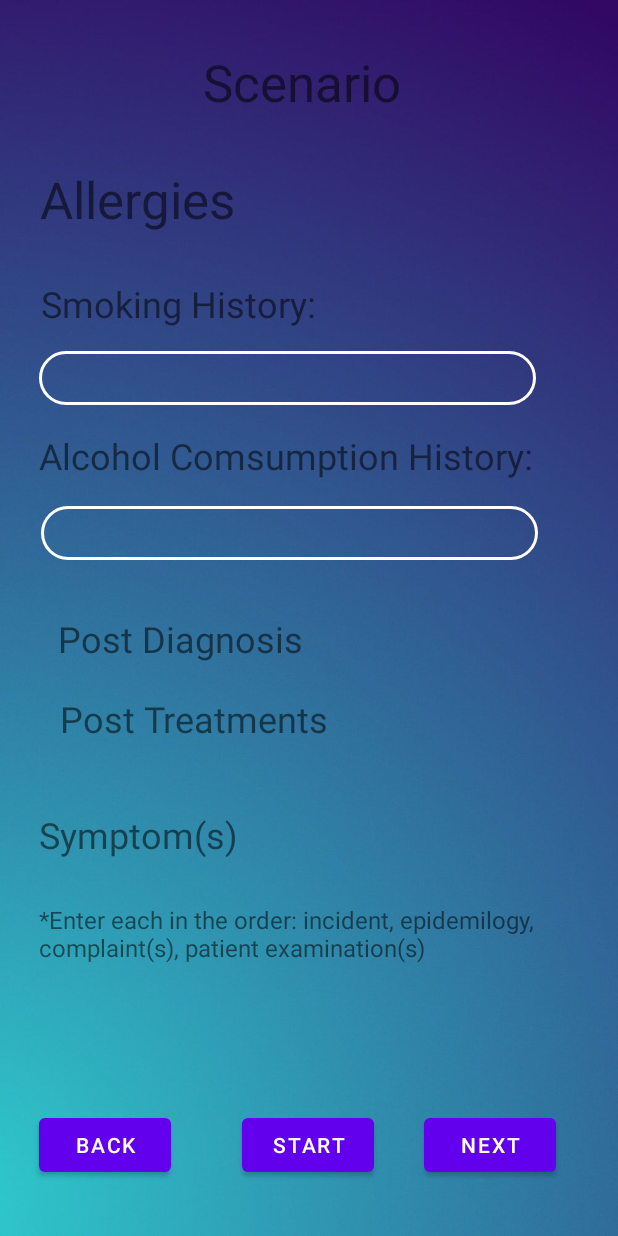
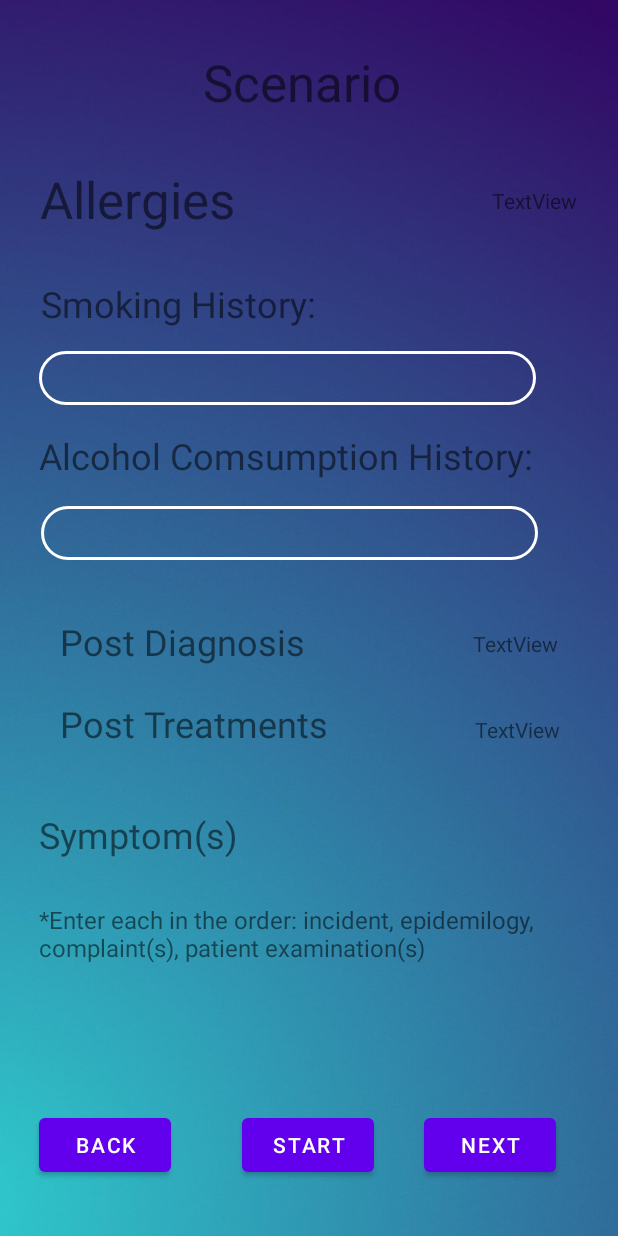
Before and after one commit to Femlol1/MyApp, an Android app: the Scenario_View screen opened directly, with no data from a screen before it, on a phone screen of 412 x 824 dp. Run offline under Robolectric (Android 15) with nearby library versions, the phone set to English and light mode, and no system bars; our stand-ins replace Firebase (no records; nobody signed in at launch, a user with empty details on screens opened directly); Roboto replaces fonts that are not available here.

Commit message:
Created start scenario page

```diff
--- a/files/AndroidDevelopment/app/src/main/AndroidManifest.xml
+++ b/files/AndroidDevelopment/app/src/main/AndroidManifest.xml
@@ -59,6 +59,7 @@
             android:exported="false" />
 
 
+
         <meta-data
             android:name="preloaded_fonts"
             android:resource="@array/preloaded_fonts" />
--- a/files/AndroidDevelopment/app/src/main/java/com/example/androidlogin/CreatePatient.java
+++ b/files/AndroidDevelopment/app/src/main/java/com/example/androidlogin/CreatePatient.java
@@ -6,12 +6,15 @@ import java.util.Date;
 import androidx.annotation.NonNull;
 import androidx.appcompat.app.AppCompatActivity;
 
+import android.app.DatePickerDialog;
 import android.content.Intent;
+import android.icu.util.Calendar;
 import android.os.Bundle;
 import android.view.ContextMenu;
 import android.view.MenuItem;
 import android.view.View;
 import android.widget.Button;
+import android.widget.DatePicker;
 import android.widget.EditText;
 import android.widget.ImageButton;
 import android.widget.Spinner;
@@ -33,6 +36,7 @@ public class CreatePatient extends AppCompatActivity implements View.OnClickList
 
     // Declare patient object that can be modified in other classes too
     public static Patient patient;
+    private int mDate,mMonnth , mYear;
 
 
     @Override
@@ -52,6 +56,7 @@ public class CreatePatient extends AppCompatActivity implements View.OnClickList
         inputNextOfKin = (EditText) findViewById(R.id.editTextNextOfKin);
         inputNextOfKinAddress = (EditText) findViewById(R.id.editTextNextOfKinAddress);
 
+
         registerForContextMenu(inputGender);
 
         // Instantiate a patient object whose attributes can be updated with user inputs
@@ -68,6 +73,26 @@ public class CreatePatient extends AppCompatActivity implements View.OnClickList
         btnCpNext = findViewById(R.id.btnCpNext);
         btnCpNext.setOnClickListener(this);
 
+       /* inputRegDate.setOnClickListener(new View.OnClickListener() {
+            @Override
+            public void onClick(View view) {
+                final Calendar inputRegDate = Calendar.getInstance();
+                mDate = inputRegDate2.get(Calendar.DATE);
+                mMonnth = inputRegDate2.get(Calendar.MONTH);
+                mYear = inputRegDate2.get(Calendar.YEAR);
+                DatePickerDialog datePickerDialog = new DatePickerDialog(CreatePatient.this, andriod.R.style, new DatePickerDialog.OnDateSetListener() {
+                    @Override
+                    public void onDateSet(DatePicker datePicker, int i, int i1, int i2) {
+                        inputRegDate.setText(
+)
+                    }
+                })
+
+
+
+            }
+        });*/
+
     }
 
     @Override
@@ -78,6 +103,7 @@ public class CreatePatient extends AppCompatActivity implements View.OnClickList
 
 
     }
+
 
     @Override
     public boolean onContextItemSelected(@NonNull MenuItem item) {
--- a/files/AndroidDevelopment/app/src/main/java/com/example/androidlogin/Scenario_View.java
+++ b/files/AndroidDevelopment/app/src/main/java/com/example/androidlogin/Scenario_View.java
@@ -1,21 +1,100 @@
 package com.example.androidlogin;
 
+import android.content.Intent;
 import android.os.Bundle;
 import android.view.View;
+import android.widget.Button;
+import android.widget.TextView;
+import android.widget.Toast;
 
+import androidx.annotation.NonNull;
 import androidx.appcompat.app.AppCompatActivity;
 
-public class Scenario_View extends AppCompatActivity implements View.OnClickListener {
+import com.google.firebase.database.DataSnapshot;
+import com.google.firebase.database.DatabaseError;
+import com.google.firebase.database.DatabaseReference;
+import com.google.firebase.database.FirebaseDatabase;
+import com.google.firebase.database.ValueEventListener;
+
+public class Scenario_View extends AppCompatActivity {
+
+    TextView Allergies, SmokingHistory, AlxhoholConsunptionHistory, PostDiagnosis,PostTreatmment,Symptoms;
+    Button showbutton, nxtbutton, bckbutton;
+    DatabaseReference reff;
 
     @Override
     protected void onCreate(Bundle savedInstanceState) {
         super.onCreate(savedInstanceState);
         setContentView(R.layout.activity_viewscenario);
 
+
+        Allergies = (TextView) findViewById(R.id.allergiesView);
+        SmokingHistory = (TextView) findViewById(R.id.smokingHistoryView);
+        AlxhoholConsunptionHistory = (TextView) findViewById(R.id.alchoholConsumptionHistoryView);
+        PostDiagnosis = (TextView) findViewById(R.id.pDiagnosisView);
+        PostTreatmment = (TextView) findViewById(R.id.pTreatmentView);
+        Symptoms = (TextView) findViewById(R.id.textsymptomexplanation);
+
+
+
+        showbutton = (Button) findViewById(R.id.buttonstart);
+        nxtbutton = (Button) findViewById(R.id.buttonnext2);
+        bckbutton = (Button) findViewById(R.id.buttonback);
+
+
+
+        nxtbutton.setOnClickListener(new View.OnClickListener() {
+            @Override
+            public void onClick(View view) {
+                Toast.makeText(Scenario_View.this, "we are going to go further in sprint 4", Toast.LENGTH_SHORT).show();
+            }
+        });
+        bckbutton.setOnClickListener(new View.OnClickListener() {
+            @Override
+            public void onClick(View view) {
+                startActivity(new Intent(Scenario_View.this, MainActivity.class));;
+                Toast.makeText(Scenario_View.this, "Main Page", Toast.LENGTH_SHORT).show();
+            }
+        });
+
+        showbutton.setOnClickListener(new View.OnClickListener() {
+            @Override
+            public void onClick(View view) {
+                reff = FirebaseDatabase.getInstance().getReference().child("Scenarios").child("S1");
+                reff.addValueEventListener(new ValueEventListener() {
+                    @Override
+                    public void onDataChange(@NonNull DataSnapshot dataSnapshot) {
+                        String allergies = dataSnapshot.child("allergies").getValue().toString();
+                        String smokingHistory = dataSnapshot.child("smoking").getValue().toString();
+                        String alcohol = dataSnapshot.child("alcohol").getValue().toString();
+                        String pdiagnosis = dataSnapshot.child("diagnosis").getValue().toString();
+                        String ptreatments = dataSnapshot.child("treatments").getValue().toString();
+                        String symptoms = dataSnapshot.child("symptoms").getValue().toString();
+
+                        Allergies.setText(allergies);
+                        SmokingHistory.setText(smokingHistory);
+                        AlxhoholConsunptionHistory.setText(alcohol);
+                        PostDiagnosis.setText(pdiagnosis);
+                        PostTreatmment.setText(ptreatments);
+                        Symptoms.setText(symptoms);
+
+
+                    }
+
+                    @Override
+                    public void onCancelled(@NonNull DatabaseError error) {
+
+                    }
+                });
+
+            }
+        });
+
+
     }
 
-    @Override
-    public void onClick(View view) {
 
-    }
+
+
+
 }
--- a/files/AndroidDevelopment/app/src/main/res/layout/activity_viewscenario.xml
+++ b/files/AndroidDevelopment/app/src/main/res/layout/activity_viewscenario.xml
@@ -9,17 +9,17 @@
 
     <TextView
         android:id="@+id/textposttreatments"
-        android:layout_width="311dp"
-        android:layout_height="43dp"
+        android:layout_width="195dp"
+        android:layout_height="40dp"
         android:ems="10"
         android:text="Post Treatments"
         android:textSize="24sp"
         app:layout_constraintBottom_toBottomOf="parent"
         app:layout_constraintEnd_toEndOf="parent"
-        app:layout_constraintHorizontal_bias="0.397"
+        app:layout_constraintHorizontal_bias="0.185"
         app:layout_constraintStart_toStartOf="parent"
         app:layout_constraintTop_toTopOf="parent"
-        app:layout_constraintVertical_bias="0.593" />
+        app:layout_constraintVertical_bias="0.594" />
 
     <TextView
         android:id="@+id/textsymptoms"
@@ -77,7 +77,7 @@
         app:layout_constraintVertical_bias="0.235" />
 
     <TextView
-        android:id="@+id/editTextTextPersonName21"
+        android:id="@+id/smokingHistoryView"
         android:layout_width="331dp"
         android:layout_height="36dp"
         android:background="@drawable/input_bg"
@@ -91,7 +91,7 @@
         app:layout_constraintVertical_bias="0.297" />
 
     <TextView
-        android:id="@+id/editTextTextPersonName5"
+        android:id="@+id/alchoholConsumptionHistoryView"
         android:layout_width="331dp"
         android:layout_height="36dp"
         android:background="@drawable/input_bg"
@@ -120,17 +120,17 @@
 
     <TextView
         android:id="@+id/textpostdiagnosis"
-        android:layout_width="310dp"
-        android:layout_height="33dp"
+        android:layout_width="190dp"
+        android:layout_height="36dp"
         android:ems="10"
         android:text="Post Diagnosis"
         android:textSize="24sp"
         app:layout_constraintBottom_toBottomOf="parent"
         app:layout_constraintEnd_toEndOf="parent"
-        app:layout_constraintHorizontal_bias="0.382"
+        app:layout_constraintHorizontal_bias="0.18"
         app:layout_constraintStart_toStartOf="parent"
         app:layout_constraintTop_toTopOf="parent"
-        app:layout_constraintVertical_bias="0.518" />
+        app:layout_constraintVertical_bias="0.522" />
 
     <TextView
         android:id="@+id/textsymptomexplanation"
@@ -147,7 +147,7 @@
         app:layout_constraintVertical_bias="0.781" />
 
     <Button
-        android:id="@+id/buttonback2"
+        android:id="@+id/buttonnext2"
         android:layout_width="wrap_content"
         android:layout_height="wrap_content"
         android:text="Next"
@@ -182,5 +182,42 @@
         app:layout_constraintTop_toTopOf="@+id/buttonstart"
         app:layout_constraintVertical_bias="0.0" />
 
+    <TextView
+        android:id="@+id/allergiesView"
+        android:layout_width="wrap_content"
+        android:layout_height="wrap_content"
+        android:text="TextView"
+        app:layout_constraintBottom_toBottomOf="@+id/textallergies"
+        app:layout_constraintEnd_toEndOf="parent"
+        app:layout_constraintHorizontal_bias="0.84"
+        app:layout_constraintStart_toEndOf="@+id/textallergies"
+        app:layout_constraintTop_toTopOf="@+id/textallergies"
+        app:layout_constraintVertical_bias="0.482" />
+
+    <TextView
+        android:id="@+id/pDiagnosisView"
+        android:layout_width="wrap_content"
+        android:layout_height="wrap_content"
+        android:layout_marginStart="80dp"
+        android:text="TextView"
+        app:layout_constraintBottom_toBottomOf="@+id/textpostdiagnosis"
+        app:layout_constraintEnd_toEndOf="parent"
+        app:layout_constraintHorizontal_bias="0.116"
+        app:layout_constraintStart_toEndOf="@+id/textpostdiagnosis"
+        app:layout_constraintTop_toTopOf="@+id/textpostdiagnosis"
+        app:layout_constraintVertical_bias="0.47" />
+
+    <TextView
+        android:id="@+id/pTreatmentView"
+        android:layout_width="wrap_content"
+        android:layout_height="wrap_content"
+        android:text="TextView"
+        app:layout_constraintBottom_toBottomOf="@+id/textposttreatments"
+        app:layout_constraintEnd_toEndOf="parent"
+        app:layout_constraintHorizontal_bias="0.677"
+        app:layout_constraintStart_toEndOf="@+id/textposttreatments"
+        app:layout_constraintTop_toTopOf="@+id/textposttreatments"
+        app:layout_constraintVertical_bias="0.523" />
+
 
 </androidx.constraintlayout.widget.ConstraintLayout>
```
